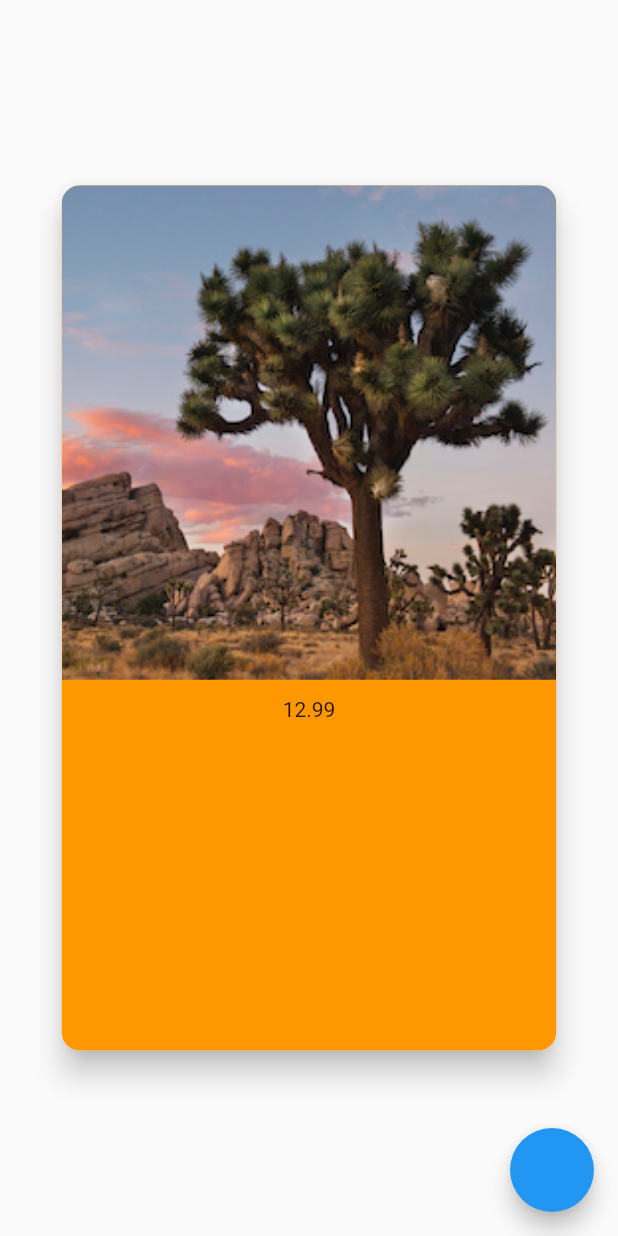
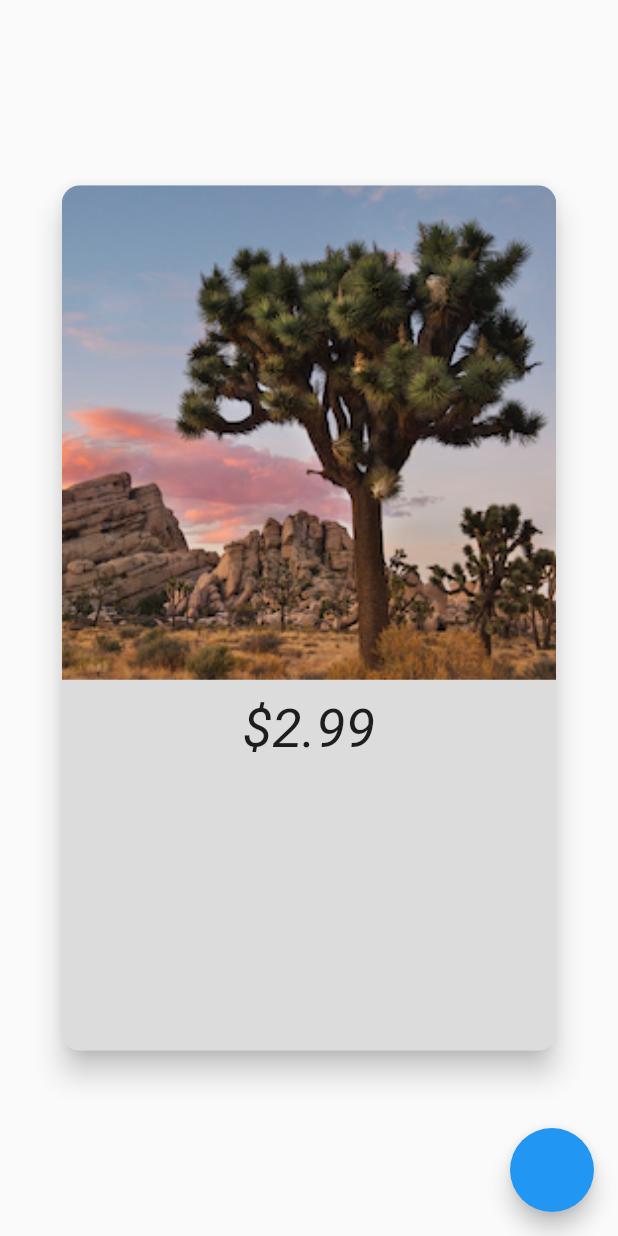
Before and after one commit to School-Flutter-Dart/Sellit, a Flutter app: the screen it shows after launch, on a phone screen of 412 x 824 dp. Run offline on Flutter 3.47's test engine with Material 2 defaults, Android fonts, the phone set to English and light mode, and no system bars.

Commit message:
Change the look of UI.

```diff
--- a/lib/models/post.dart
+++ b/lib/models/post.dart
@@ -4,11 +4,14 @@ enum Category { test }
 
 
 class Post{
+  ///The title of the post.
   String title;
   String content;
   double price;
   String postId;
   String postUserId;
+  ///The bytes data of images of the post.
+  List<List<int>> imageBytes;
 
   Post({this.content, this.title, this.postId, this.postUserId, this.price});
 
--- a/lib/ui/components/post_card.dart
+++ b/lib/ui/components/post_card.dart
@@ -48,7 +48,7 @@ class _PostCardState extends State<PostCard> {
                   children: <Widget>[
                     Padding(
                       padding: EdgeInsets.all(12),
-                      child: Text(widget.post.price.toString()),
+                      child: Text("\$${widget.post.price.toString()}", style: TextStyle(fontSize: 36, fontStyle: FontStyle.italic),),
                     )
                   ],
                 ),
--- a/lib/ui/main_page.dart
+++ b/lib/ui/main_page.dart
@@ -16,8 +16,8 @@ class _MainPageState extends State<MainPage> {
 
   List<Widget> cards = <Widget>[
     PostCard(
-      color: Colors.orange,
-      post: Post.createNewPost(title: "Something", price: 12.99, content: "this works great"),
+      color: Colors.black12,
+      post: Post.createNewPost(title: "Something", price: 2.99, content: "this works great"),
     ),
     PostCard(
       color: Colors.pink,
```
